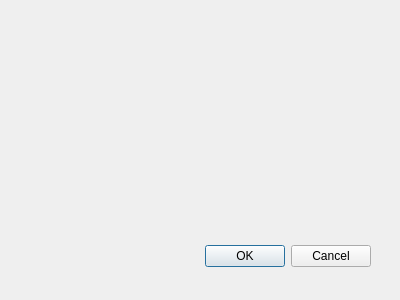
Before: the Qt Designer form SisCompra/dialogeditarproduto.ui in saraivaufc/ListaDeCompras, drawn with Qt 5.
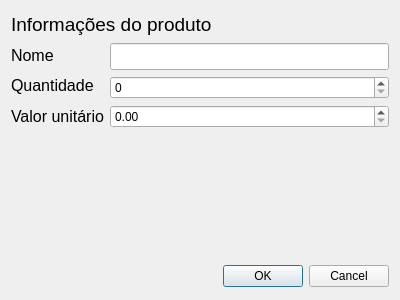
After: the same form once the commit is applied.

The edit to the form file:
```diff
--- a/SisCompra/dialogeditarproduto.ui
+++ b/SisCompra/dialogeditarproduto.ui
@@ -15,22 +15,115 @@
   <property name="windowTitle">
    <string>Dialog</string>
   </property>
-  <widget name="buttonBox" class="QDialogButtonBox">
-   <property name="geometry">
-    <rect>
-     <x>30</x>
-     <y>240</y>
-     <width>341</width>
-     <height>32</height>
-    </rect>
-   </property>
-   <property name="orientation">
-    <enum>Qt::Horizontal</enum>
-   </property>
-   <property name="standardButtons">
-    <set>QDialogButtonBox::Cancel|QDialogButtonBox::Ok</set>
-   </property>
-  </widget>
+  <layout class="QVBoxLayout" name="verticalLayout_3" stretch="1,5,5,1">
+   <item>
+    <widget class="QLabel" name="label_4">
+     <property name="font">
+      <font>
+       <pointsize>14</pointsize>
+      </font>
+     </property>
+     <property name="text">
+      <string>Informações do produto</string>
+     </property>
+    </widget>
+   </item>
+   <item>
+    <layout class="QHBoxLayout" name="horizontalLayout" stretch="1,5">
+     <item>
+      <layout class="QVBoxLayout" name="verticalLayout">
+       <item>
+        <widget class="QLabel" name="label">
+         <property name="font">
+          <font>
+           <pointsize>12</pointsize>
+          </font>
+         </property>
+         <property name="text">
+          <string>Nome</string>
+         </property>
+        </widget>
+       </item>
+       <item>
+        <widget class="QLabel" name="label_2">
+         <property name="font">
+          <font>
+           <pointsize>12</pointsize>
+          </font>
+         </property>
+         <property name="text">
+          <string>Quantidade</string>
+         </property>
+        </widget>
+       </item>
+       <item>
+        <widget class="QLabel" name="label_3">
+         <property name="font">
+          <font>
+           <pointsize>12</pointsize>
+          </font>
+         </property>
+         <property name="text">
+          <string>Valor unitário</string>
+         </property>
+        </widget>
+       </item>
+      </layout>
+     </item>
+     <item>
+      <layout class="QVBoxLayout" name="verticalLayout_2">
+       <item>
+        <widget class="QLineEdit" name="lineEditNome">
+         <property name="font">
+          <font>
+           <pointsize>12</pointsize>
+          </font>
+         </property>
+        </widget>
+       </item>
+       <item>
+        <widget class="QSpinBox" name="spinBoxQuant"/>
+       </item>
+       <item>
+        <widget class="QDoubleSpinBox" name="doubleSpinBoxValor"/>
+       </item>
+      </layout>
+     </item>
+    </layout>
+   </item>
+   <item>
+    <spacer name="verticalSpacer">
+     <property name="orientation">
+      <enum>Qt::Vertical</enum>
+     </property>
+     <property name="sizeHint" stdset="0">
+      <size>
+       <width>20</width>
+       <height>40</height>
+      </size>
+     </property>
+    </spacer>
+   </item>
+   <item>
+    <widget class="QDialogButtonBox" name="buttonBox">
+     <property name="sizePolicy">
+      <sizepolicy hsizetype="Preferred" vsizetype="Preferred">
+       <horstretch>0</horstretch>
+       <verstretch>0</verstretch>
+      </sizepolicy>
+     </property>
+     <property name="layoutDirection">
+      <enum>Qt::LeftToRight</enum>
+     </property>
+     <property name="orientation">
+      <enum>Qt::Horizontal</enum>
+     </property>
+     <property name="standardButtons">
+      <set>QDialogButtonBox::Cancel|QDialogButtonBox::Ok</set>
+     </property>
+    </widget>
+   </item>
+  </layout>
  </widget>
  <pixmapfunction/>
  <resources/>
```
Left out of the diff: 7 changed lines with no effect on the pictures.
